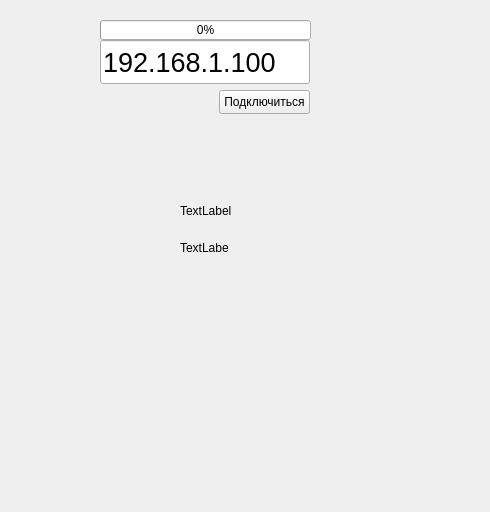
Old version of the form mainwindow.ui in the repository Sergeras1/Smart_weather_station.
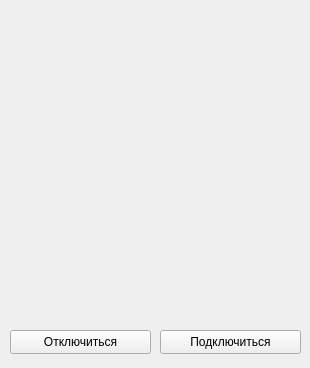
New version of the form.

```diff
--- a/mainwindow.ui
+++ b/mainwindow.ui
@@ -6,20 +6,20 @@
    <rect>
     <x>0</x>
     <y>0</y>
-    <width>490</width>
-    <height>512</height>
+    <width>310</width>
+    <height>368</height>
    </rect>
   </property>
   <property name="windowTitle">
    <string>MainWindow</string>
   </property>
   <widget class="QWidget" name="centralwidget">
-   <widget class="QPushButton" name="pushButton">
+   <widget class="QPushButton" name="connectBtn">
     <property name="geometry">
      <rect>
-      <x>219</x>
-      <y>90</y>
-      <width>91</width>
+      <x>160</x>
+      <y>330</y>
+      <width>141</width>
       <height>24</height>
      </rect>
     </property>
@@ -30,69 +30,46 @@
    <widget class="QLabel" name="temp_label">
     <property name="geometry">
      <rect>
-      <x>180</x>
-      <y>195</y>
-      <width>141</width>
-      <height>31</height>
-     </rect>
-    </property>
-    <property name="text">
-     <string>TextLabel</string>
-    </property>
-   </widget>
-   <widget class="QLabel" name="hum_label">
-    <property name="geometry">
-     <rect>
-      <x>180</x>
-      <y>240</y>
-      <width>49</width>
-      <height>16</height>
-     </rect>
-    </property>
-    <property name="text">
-     <string>TextLabel</string>
-    </property>
-   </widget>
-   <widget class="QLineEdit" name="lineEdit_IP">
-    <property name="geometry">
-     <rect>
-      <x>100</x>
-      <y>40</y>
-      <width>210</width>
-      <height>44</height>
+      <x>20</x>
+      <y>150</y>
+      <width>271</width>
+      <height>141</height>
      </rect>
     </property>
     <property name="font">
      <font>
-      <pointsize>20</pointsize>
+      <pointsize>24</pointsize>
+      <bold>true</bold>
      </font>
     </property>
     <property name="text">
-     <string>192.168.1.100</string>
+     <string/>
     </property>
    </widget>
-   <widget class="QProgressBar" name="progressBar">
+   <widget class="QPushButton" name="pushButton">
     <property name="geometry">
      <rect>
-      <x>100</x>
+      <x>10</x>
+      <y>330</y>
+      <width>141</width>
+      <height>24</height>
+     </rect>
+    </property>
+    <property name="text">
+     <string>Отключиться</string>
+    </property>
+   </widget>
+   <widget class="QLabel" name="label">
+    <property name="geometry">
+     <rect>
+      <x>30</x>
       <y>20</y>
-      <width>211</width>
-      <height>20</height>
+      <width>251</width>
+      <height>41</height>
      </rect>
     </property>
-    <property name="font">
-     <font>
-      <pointsize>9</pointsize>
-     </font>
-    </property>
-    <property name="value">
-     <number>0</number>
-    </property>
-    <property name="textVisible">
-     <bool>true</bool>
-    </property>
-    <property name="format">
-     <string>%p%</string>
+    <property name="text">
+     <string/>
     </property>
    </widget>
   </widget>
```
Left out of the diff: 2 changed lines with no effect on the pictures.
